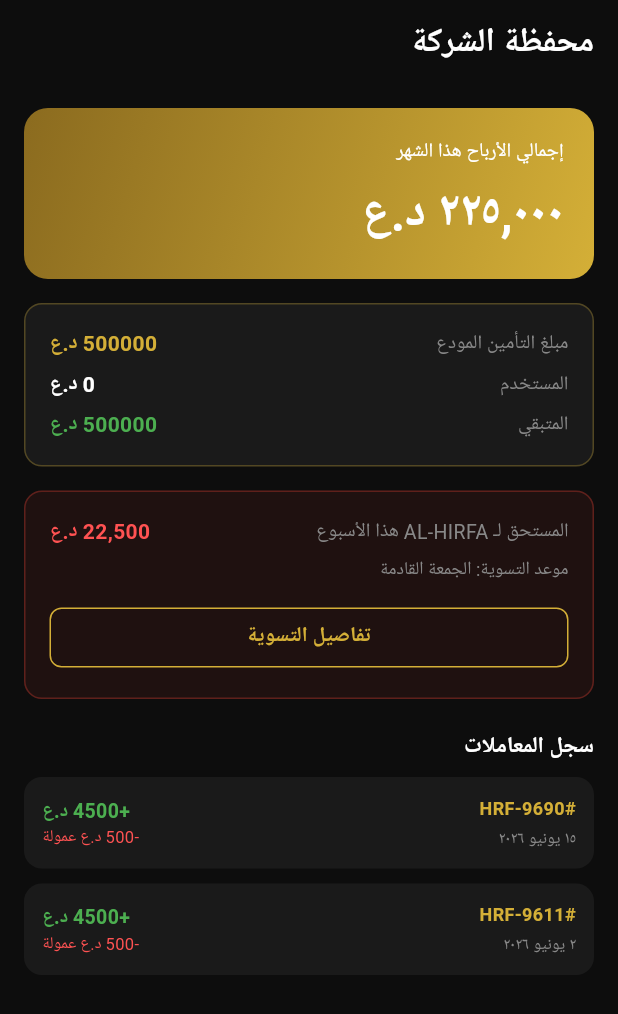
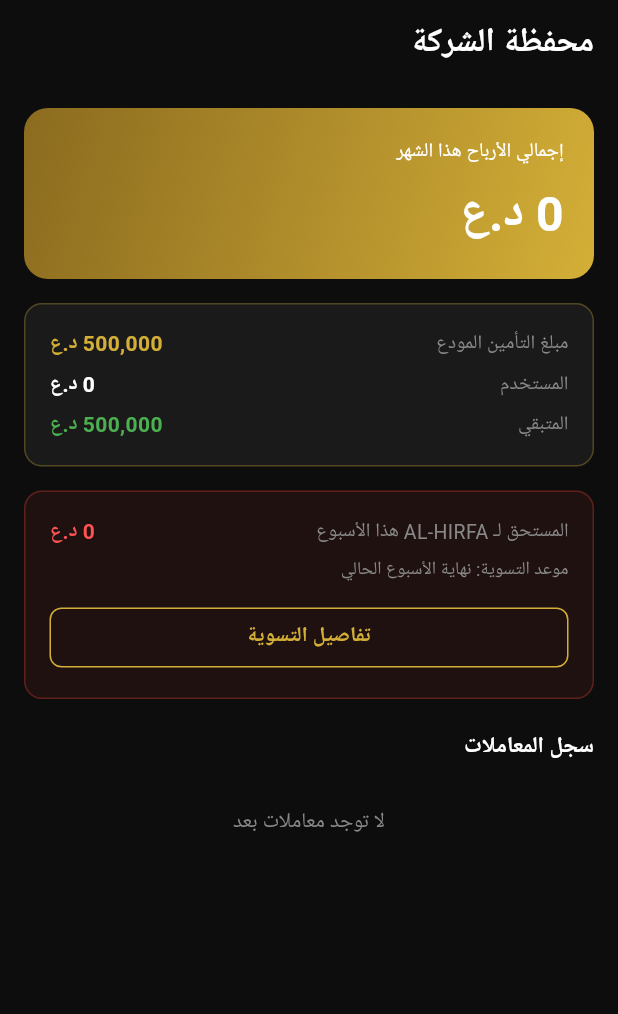
Before and after one commit to btar457/AL_HIRFA, a Flutter app: the ShippingWalletScreen screen opened directly, on a phone screen of 412 x 824 dp. Shown: the top 1014 px of the screen. Run offline on Flutter 3.47's test engine with Material 3 defaults, Android fonts, the phone set to English and light mode, and no system bars; our stand-ins replace cached_network_image, cloud_firestore, firebase_auth, firebase_core, firebase_messaging, firebase_storage and 2 more; accounts and stored records are empty; Roboto replaces fonts that are missing (Cairo).

Commit message:
ربط shipping_wallet_screen بـ WalletService الحقيقي (المرحلة 6 مكتملة)
- WalletService: استخراج _currentWeekRange و_deliveredOrdersInWeek كدوال
  مشتركة، وإضافة previewCurrentWeekSettlement (قراءة فقط، لا تُنشئ مستند
  تسوية جديداً) وgetUsedDeposit (مجموع الغرامات من تسويات status=='late')،
  مع إعادة استخدامهما داخل calculateSettlement بدل تكرار المنطق.
- shipping_wallet_screen: إزالة كل البيانات الوهمية (_WalletTransaction
  المحلي، الأرقام الثابتة) واستبدالها بـ:
  * بطاقة الرصيد: مجموع shippingEarnings الحقيقي لطلبات هذا الشهر عبر
    OrderService.getShippingOrders.
  * بطاقة التأمين: AppRules.securityDeposit مطروحاً منه المستخدم الفعلي
    من getUsedDeposit، بدل "0 د.ع" الثابتة.
  * بطاقة التسوية: معاينة حية للأسبوع الحالي عبر previewCurrentWeekSettlement
    (بدون كتابة)، وزر "تفاصيل التسوية" يستدعي calculateSettlement الفعلي
    (الذي يحفظ التسوية) ويعرض النتيجة في حوار.
  * سجل المعاملات: صفوف حقيقية من الطلبات المُسلَّمة (shippingEarnings
    كدخل، وdeliveryFee - shippingEarnings كعمولة المنصة لكل طلب).

flutter analyze: No issues found!

بهذا تكتمل المرحلة 6 — المالية بالكامل (محفظة الحرفي + محفظة شركة الشحن
+ نظام التسويات الأسبوعية).

Co-Authored-By: Claude Sonnet 5 <noreply@anthropic.com>
Claude-Session: https://claude.ai/code/session_01FCDWfnfAF6vDU23EdbefGp

```diff
--- a/lib/screens/shipping/shipping_wallet_screen.dart
+++ b/lib/screens/shipping/shipping_wallet_screen.dart
@@ -1,26 +1,77 @@
 import 'package:flutter/material.dart';
+import 'package:provider/provider.dart';
 import '../../core/constants/app_rules.dart';
 import '../../core/constants/colors.dart';
+import '../../models/order_model.dart';
+import '../../models/settlement_model.dart';
+import '../../providers/auth_provider.dart';
+import '../../services/order_service.dart';
+import '../../services/wallet_service.dart';
 
-class _WalletTransaction {
-  final String orderNumber;
-  final String date;
-  final int fee;
-  final int commission;
-  const _WalletTransaction({required this.orderNumber, required this.date, required this.fee, required this.commission});
+String _formatPrice(int value) {
+  final str = value.toString();
+  final buffer = StringBuffer();
+  for (int i = 0; i < str.length; i++) {
+    if (i > 0 && (str.length - i) % 3 == 0) buffer.write(',');
+    buffer.write(str[i]);
+  }
+  return buffer.toString();
+}
+
+String _formatDate(DateTime date) {
+  const months = ['يناير', 'فبراير', 'مارس', 'أبريل', 'مايو', 'يونيو', 'يوليو', 'أغسطس', 'سبتمبر', 'أكتوبر', 'نوفمبر', 'ديسمبر'];
+  return '${date.day} ${months[date.month - 1]} ${date.year}';
 }
 
 /// محفظة شركة الشحن (SHIPPING-7).
 class ShippingWalletScreen extends StatelessWidget {
   const ShippingWalletScreen({super.key});
 
-  static const _transactions = [
-    _WalletTransaction(orderNumber: '#HRF-9690', date: '١٥ يونيو ٢٠٢٦', fee: 4500, commission: 500),
-    _WalletTransaction(orderNumber: '#HRF-9611', date: '٢ يونيو ٢٠٢٦', fee: 4500, commission: 500),
-  ];
+  DateTime _completionDate(OrderModel order) => order.deliveredAt ?? order.createdAt;
+
+  void _showSettlementDialog(BuildContext context, String shippingUid) async {
+    showDialog(
+      context: context,
+      builder: (dialogContext) => const Center(child: CircularProgressIndicator(color: AppColors.gold)),
+    );
+    try {
+      final settlement = await WalletService.instance.calculateSettlement(shippingUid);
+      if (!context.mounted) return;
+      Navigator.pop(context);
+      showDialog(
+        context: context,
+        builder: (dialogContext) => Directionality(
+          textDirection: TextDirection.rtl,
+          child: AlertDialog(
+            backgroundColor: AppColors.card,
+            title: const Text('تفاصيل التسوية', style: TextStyle(color: AppColors.gold, fontWeight: FontWeight.bold)),
+            content: Column(
+              mainAxisSize: MainAxisSize.min,
+              crossAxisAlignment: CrossAxisAlignment.start,
+              children: [
+                _row('عدد التوصيلات', '${settlement.deliveriesCount}', AppColors.text),
+                const SizedBox(height: 8),
+                _row('أرباح الشركة', '${_formatPrice(settlement.totalEarnings)} د.ع', Colors.green),
+                const SizedBox(height: 8),
+                _row('المستحق لـ AL-HIRFA', '${_formatPrice(settlement.platformDue)} د.ع', Colors.redAccent),
+              ],
+            ),
+            actions: [
+              TextButton(onPressed: () => Navigator.pop(dialogContext), child: const Text('إغلاق', style: TextStyle(color: AppColors.gold))),
+            ],
+          ),
+        ),
+      );
+    } catch (e) {
+      if (!context.mounted) return;
+      Navigator.pop(context);
+    }
+  }
 
   @override
   Widget build(BuildContext context) {
+    final shippingUid = context.watch<AuthProvider>().currentUser?.uid;
+
     return Directionality(
       textDirection: TextDirection.rtl,
       child: Scaffold(
@@ -30,25 +81,51 @@ class ShippingWalletScreen extends StatelessWidget {
           automaticallyImplyLeading: false,
           title: const Text('محفظة الشركة', style: TextStyle(color: AppColors.text, fontWeight: FontWeight.bold)),
         ),
-        body: ListView(
+        body: shippingUid == null
+            ? Center(child: Text('سجّل الدخول لعرض المحفظة', style: TextStyle(color: AppColors.subText)))
+            : StreamBuilder<List<OrderModel>>(
+                stream: OrderService.instance.getShippingOrders(shippingUid),
+                builder: (context, snapshot) {
+                  if (!snapshot.hasData) {
+                    return const Center(child: CircularProgressIndicator(color: AppColors.gold));
+                  }
+                  final delivered = snapshot.data!.where((o) => o.status == 'delivered').toList()
+                    ..sort((a, b) => _completionDate(b).compareTo(_completionDate(a)));
+                  final now = DateTime.now();
+                  final thisMonthEarnings = delivered
+                      .where((o) => _completionDate(o).year == now.year && _completionDate(o).month == now.month)
+                      .fold<int>(0, (acc, o) => acc + o.shippingEarnings);
+
+                  return ListView(
                     padding: const EdgeInsets.all(16),
                     children: [
-            _buildBalanceCard(),
+                      _buildBalanceCard(thisMonthEarnings),
                       const SizedBox(height: 16),
-            _buildInsuranceCard(),
+                      FutureBuilder<int>(
+                        future: WalletService.instance.getUsedDeposit(shippingUid),
+                        builder: (context, depositSnapshot) => _buildInsuranceCard(depositSnapshot.data ?? 0),
+                      ),
                       const SizedBox(height: 16),
-            _buildSettlementCard(),
+                      FutureBuilder<SettlementModel>(
+                        future: WalletService.instance.previewCurrentWeekSettlement(shippingUid),
+                        builder: (context, settlementSnapshot) => _buildSettlementCard(context, shippingUid, settlementSnapshot.data),
+                      ),
                       const SizedBox(height: 20),
                       const Text('سجل المعاملات', style: TextStyle(color: AppColors.text, fontWeight: FontWeight.bold, fontSize: 15)),
                       const SizedBox(height: 10),
-            ..._transactions.map(_buildTransactionTile),
+                      if (delivered.isEmpty)
+                        Padding(padding: const EdgeInsets.symmetric(vertical: 20), child: Center(child: Text('لا توجد معاملات بعد', style: TextStyle(color: AppColors.subText))))
+                      else
+                        ...delivered.map(_buildTransactionTile),
                     ],
+                  );
+                },
               ),
       ),
     );
   }
 
-  Widget _buildBalanceCard() {
+  Widget _buildBalanceCard(int thisMonthEarnings) {
     return Container(
       width: double.infinity,
       padding: const EdgeInsets.all(20),
@@ -56,50 +133,52 @@ class ShippingWalletScreen extends StatelessWidget {
         borderRadius: BorderRadius.circular(16),
         gradient: const LinearGradient(colors: [Color(0xFF8B6B1F), AppColors.gold], begin: Alignment.topLeft, end: Alignment.bottomRight),
       ),
-      child: const Column(
+      child: Column(
         crossAxisAlignment: CrossAxisAlignment.start,
         children: [
-          Text('إجمالي الأرباح هذا الشهر', style: TextStyle(color: Colors.white, fontSize: 13)),
-          SizedBox(height: 8),
-          Text('٢٢٥,٠٠٠ د.ع', style: TextStyle(color: Colors.white, fontSize: 32, fontWeight: FontWeight.bold)),
+          const Text('إجمالي الأرباح هذا الشهر', style: TextStyle(color: Colors.white, fontSize: 13)),
+          const SizedBox(height: 8),
+          Text('${_formatPrice(thisMonthEarnings)} د.ع', style: const TextStyle(color: Colors.white, fontSize: 32, fontWeight: FontWeight.bold)),
         ],
       ),
     );
   }
 
-  Widget _buildInsuranceCard() {
+  Widget _buildInsuranceCard(int used) {
+    final remaining = AppRules.securityDeposit - used;
     return Container(
       padding: const EdgeInsets.all(16),
       decoration: BoxDecoration(color: AppColors.card, borderRadius: BorderRadius.circular(12), border: Border.all(color: AppColors.gold.withOpacity(0.3))),
       child: Column(
         crossAxisAlignment: CrossAxisAlignment.start,
         children: [
-          _row('مبلغ التأمين المودع', '${AppRules.securityDeposit} د.ع', AppColors.gold),
+          _row('مبلغ التأمين المودع', '${_formatPrice(AppRules.securityDeposit)} د.ع', AppColors.gold),
           const SizedBox(height: 6),
-          _row('المستخدم', '0 د.ع', AppColors.text),
+          _row('المستخدم', '${_formatPrice(used)} د.ع', AppColors.text),
           const SizedBox(height: 6),
-          _row('المتبقي', '${AppRules.securityDeposit} د.ع', Colors.green),
+          _row('المتبقي', '${_formatPrice(remaining)} د.ع', Colors.green),
         ],
       ),
     );
   }
 
-  Widget _buildSettlementCard() {
+  Widget _buildSettlementCard(BuildContext context, String shippingUid, SettlementModel? settlement) {
+    final due = settlement?.platformDue ?? 0;
     return Container(
       padding: const EdgeInsets.all(16),
       decoration: BoxDecoration(color: Colors.red.withOpacity(0.08), borderRadius: BorderRadius.circular(12), border: Border.all(color: Colors.red.withOpacity(0.3))),
       child: Column(
         crossAxisAlignment: CrossAxisAlignment.start,
         children: [
-          _row('المستحق لـ AL-HIRFA هذا الأسبوع', '22,500 د.ع', Colors.redAccent),
+          _row('المستحق لـ AL-HIRFA هذا الأسبوع', '${_formatPrice(due)} د.ع', Colors.redAccent),
           const SizedBox(height: 6),
-          Text('موعد التسوية: الجمعة القادمة', style: TextStyle(color: AppColors.subText, fontSize: 12)),
+          Text('موعد التسوية: نهاية الأسبوع الحالي', style: TextStyle(color: AppColors.subText, fontSize: 12)),
           const SizedBox(height: 12),
           SizedBox(
             width: double.infinity,
             child: OutlinedButton(
               style: OutlinedButton.styleFrom(side: const BorderSide(color: AppColors.gold), shape: RoundedRectangleBorder(borderRadius: BorderRadius.circular(8))),
-              onPressed: () {},
+              onPressed: () => _showSettlementDialog(context, shippingUid),
               child: const Text('تفاصيل التسوية', style: TextStyle(color: AppColors.gold, fontWeight: FontWeight.bold)),
             ),
           ),
@@ -118,7 +197,7 @@ class ShippingWalletScreen extends StatelessWidget {
     );
   }
 
-  Widget _buildTransactionTile(_WalletTransaction t) {
+  Widget _buildTransactionTile(OrderModel order) {
     return Container(
       margin: const EdgeInsets.only(bottom: 10),
       padding: const EdgeInsets.all(12),
@@ -129,17 +208,17 @@ class ShippingWalletScreen extends StatelessWidget {
             child: Column(
               crossAxisAlignment: CrossAxisAlignment.start,
               children: [
-                Text(t.orderNumber, style: const TextStyle(color: AppColors.gold, fontSize: 12, fontWeight: FontWeight.bold)),
+                Text(order.orderNumber, style: const TextStyle(color: AppColors.gold, fontSize: 12, fontWeight: FontWeight.bold)),
                 const SizedBox(height: 4),
-                Text(t.date, style: TextStyle(color: AppColors.subText, fontSize: 11)),
+                Text(_formatDate(_completionDate(order)), style: TextStyle(color: AppColors.subText, fontSize: 11)),
               ],
             ),
           ),
           Column(
             crossAxisAlignment: CrossAxisAlignment.end,
             children: [
-              Text('+${t.fee} د.ع', style: const TextStyle(color: Colors.green, fontWeight: FontWeight.bold, fontSize: 13)),
-              Text('-${t.commission} د.ع عمولة', style: TextStyle(color: Colors.redAccent, fontSize: 11)),
+              Text('+${_formatPrice(order.shippingEarnings)} د.ع', style: const TextStyle(color: Colors.green, fontWeight: FontWeight.bold, fontSize: 13)),
+              Text('-${_formatPrice(order.deliveryFee - order.shippingEarnings)} د.ع عمولة', style: TextStyle(color: Colors.redAccent, fontSize: 11)),
             ],
           ),
         ],
```
Also changed, not shown: lib/services/wallet_service.dart (+35 -5 lines). Lines whose indentation alone changed are shown as unchanged.
